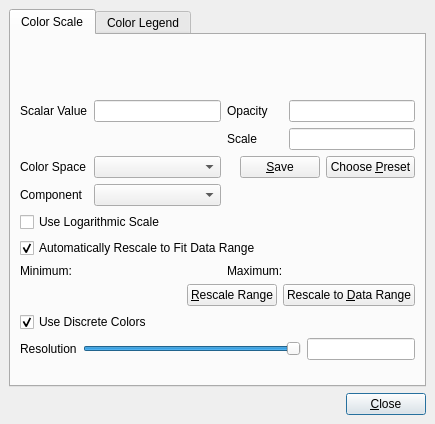
Qt form Qt/Components/Resources/UI/pqColorScaleDialog.ui (wildmichael/ParaView3-enhancements-old) before a commit.
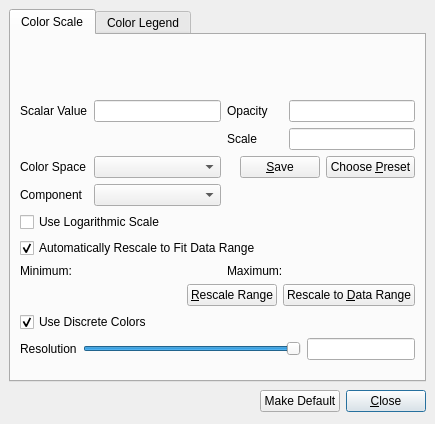
The same form after that commit. Custom widgets are drawn as their Qt base class.

Commit message: ENH: Fixed BUG #6694. The color scale editor dialog has a "Make Default" button. When pressed the current color scale will become the default that will be used when a new lookup table is created.

Patch:
```diff
--- a/Qt/Components/Resources/UI/pqColorScaleDialog.ui
+++ b/Qt/Components/Resources/UI/pqColorScaleDialog.ui
@@ -19,7 +19,47 @@
    <property name="spacing" >
     <number>6</number>
    </property>
-   <item row="0" column="0" colspan="2" >
+   <item row="1" column="0" >
+    <layout class="QHBoxLayout" >
+     <property name="margin" >
+      <number>0</number>
+     </property>
+     <property name="spacing" >
+      <number>6</number>
+     </property>
+     <item>
+      <spacer>
+       <property name="orientation" >
+        <enum>Qt::Horizontal</enum>
+       </property>
+       <property name="sizeHint" >
+        <size>
+         <width>251</width>
+         <height>27</height>
+        </size>
+       </property>
+      </spacer>
+     </item>
+     <item>
+      <widget class="QPushButton" name="MakeDefaultButton" >
+       <property name="text" >
+        <string>Make Default</string>
+       </property>
+      </widget>
+     </item>
+     <item>
+      <widget class="QPushButton" name="CloseButton" >
+       <property name="text" >
+        <string>&amp;Close</string>
+       </property>
+       <property name="default" >
+        <bool>true</bool>
+       </property>
+      </widget>
+     </item>
+    </layout>
+   </item>
+   <item row="0" column="0" >
     <widget class="QTabWidget" name="ColorTabs" >
      <property name="currentIndex" >
       <number>0</number>
@@ -889,42 +929,19 @@
      </widget>
     </widget>
    </item>
-   <item row="1" column="0" >
-    <spacer>
-     <property name="orientation" >
-      <enum>Qt::Horizontal</enum>
-     </property>
-     <property name="sizeHint" >
-      <size>
-       <width>0</width>
-       <height>20</height>
-      </size>
-     </property>
-    </spacer>
-   </item>
-   <item row="1" column="1" >
-    <widget class="QPushButton" name="CloseButton" >
-     <property name="text" >
-      <string>&amp;Close</string>
-     </property>
-     <property name="default" >
-      <bool>true</bool>
-     </property>
-    </widget>
-   </item>
   </layout>
  </widget>
  <customwidgets>
-  <customwidget>
-   <class>QVTKWidget</class>
-   <extends>QWidget</extends>
-   <header>QVTKWidget.h</header>
-  </customwidget>
   <customwidget>
    <class>pqColorChooserButton</class>
    <extends>QPushButton</extends>
    <header>pqColorChooserButton.h</header>
   </customwidget>
+  <customwidget>
+   <class>QVTKWidget</class>
+   <extends>QWidget</extends>
+   <header>QVTKWidget.h</header>
+  </customwidget>
  </customwidgets>
  <tabstops>
   <tabstop>PresetButton</tabstop>
```
The commit also changes 6 other files.
